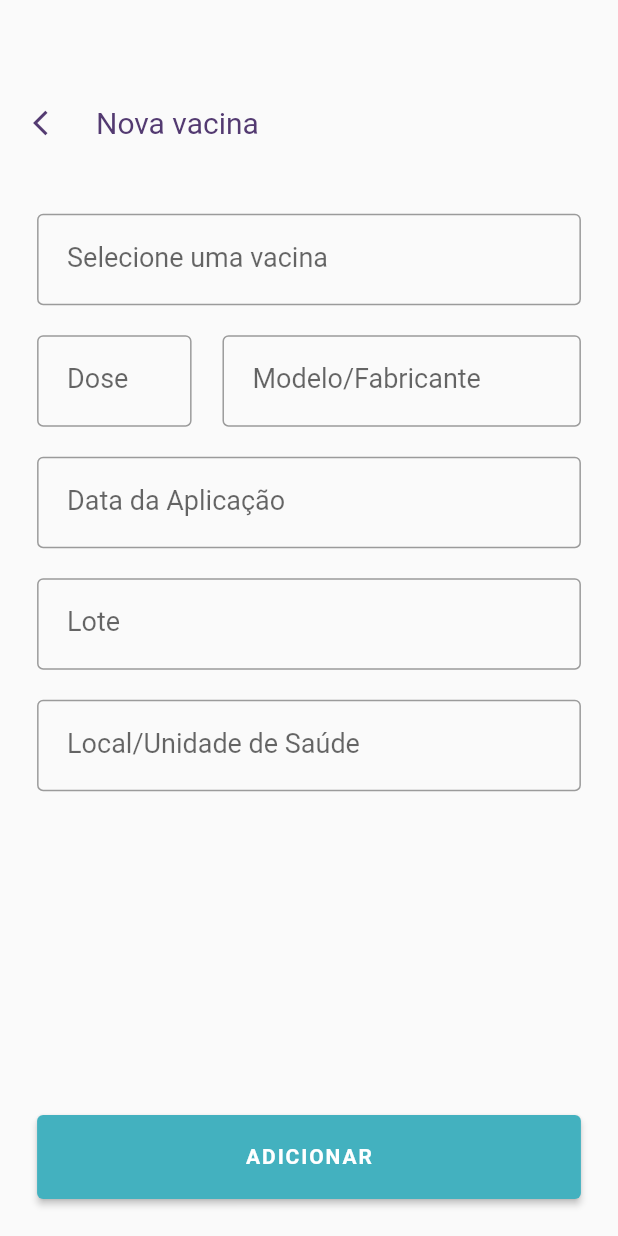
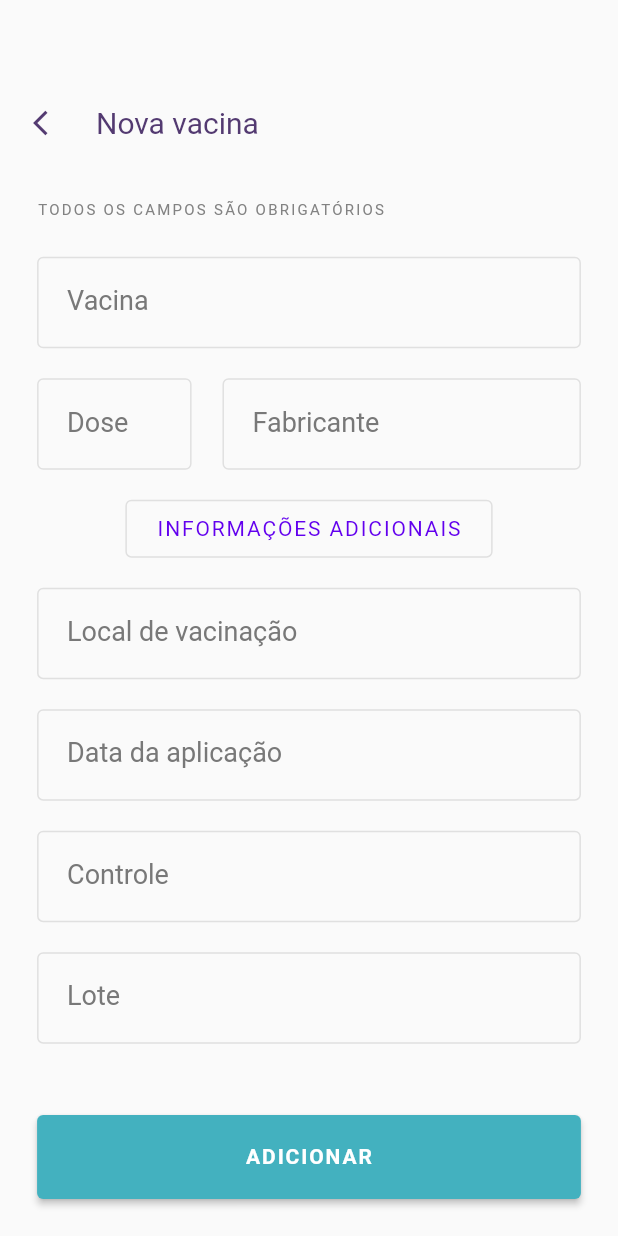
Before and after one commit to romulo-evangelista/ignilab, a Flutter app: the Welcome screen opened directly, after a tap on the "add" icon, on a phone screen of 412 x 824 dp. Run offline on Flutter 3.47's test engine with Material 2 defaults, Android fonts, the phone set to English and light mode, and no system bars; our stand-ins replace cloud_firestore, firebase_auth, firebase_core; accounts and stored records are empty; Roboto replaces fonts that are missing (OpenSans).

Commit message:
refactor: refactorin vaccine forms

```diff
--- a/lib/add_vaccine.dart
+++ b/lib/add_vaccine.dart
@@ -7,15 +7,14 @@ import 'package:ignilab/size_config.dart';
 class AddVaccine extends StatelessWidget {
   final currentUserEmail = FirebaseAuth.instance.currentUser.email;
 
-  final TextEditingController nameController = TextEditingController();
+  final TextEditingController vaccineController = TextEditingController();
   final TextEditingController doseController = TextEditingController();
+  final TextEditingController manufacturerController = TextEditingController();
+  final TextEditingController localController = TextEditingController();
   final TextEditingController applicationDateController =
       TextEditingController();
-  final TextEditingController modelOrManufacturerController =
-      TextEditingController();
+  final TextEditingController controlController = TextEditingController();
   final TextEditingController batchController = TextEditingController();
-  final TextEditingController localOrHealthUnitController =
-      TextEditingController();
 
   final _formKey = GlobalKey<FormState>();
 
@@ -30,7 +29,11 @@ class AddVaccine extends StatelessWidget {
       style: TextStyle(fontFamily: 'OpenSans', fontSize: 18),
       decoration: InputDecoration(
         labelText: "$label",
+        labelStyle: TextStyle(color: Color(0xFF787878)),
         border: OutlineInputBorder(),
+        enabledBorder: OutlineInputBorder(
+          borderSide: BorderSide(color: Color(0xFFE0E0E0)),
+        ),
         contentPadding: EdgeInsets.all(20),
       ),
       controller: controller,
@@ -52,7 +55,11 @@ class AddVaccine extends StatelessWidget {
       style: TextStyle(fontFamily: 'OpenSans', fontSize: 18),
       decoration: InputDecoration(
         labelText: "$label",
+        labelStyle: TextStyle(color: Color(0xFF787878)),
         border: OutlineInputBorder(),
+        enabledBorder: OutlineInputBorder(
+          borderSide: BorderSide(color: Color(0xFFE0E0E0)),
+        ),
         contentPadding: EdgeInsets.all(20),
       ),
       controller: controller,
@@ -76,12 +83,13 @@ class AddVaccine extends StatelessWidget {
 
   Widget _buildAddVaccineBtn(
       BuildContext context,
-      TextEditingController name,
+      TextEditingController vaccine,
       TextEditingController dose,
+      TextEditingController manufacturer,
+      TextEditingController local,
       TextEditingController applicationDate,
-      TextEditingController modelOrManufacturer,
+      TextEditingController control,
       TextEditingController batch,
-      TextEditingController localOrHealthUnit,
       GlobalKey<FormState> _formKey,
       String currentUserEmail) {
     CollectionReference vaccines =
@@ -90,12 +98,13 @@ class AddVaccine extends StatelessWidget {
     Future<void> addVaccine() {
       return vaccines
           .add({
-            'name': name.text,
+            'vaccine': vaccine.text,
             'dose': dose.text,
+            'manufacturer': manufacturer.text,
+            'local': local.text,
             'applicationDate': applicationDate.text,
-            'modelOrManufacturer': modelOrManufacturer.text,
+            'control': control.text,
             'batch': batch.text,
-            'localOrHealthUnit': localOrHealthUnit.text,
             'belongsTo': currentUserEmail,
           })
           .then((value) => print("Vaccine Added"))
@@ -166,7 +175,7 @@ class AddVaccine extends StatelessWidget {
             child: SingleChildScrollView(
               physics: AlwaysScrollableScrollPhysics(),
               padding: EdgeInsets.only(
-                top: SizeConfig.blockSizeVertical * 3,
+                top: SizeConfig.blockSizeVertical * 2,
                 left: SizeConfig.blockSizeVertical * 3,
                 right: SizeConfig.blockSizeVertical * 3,
                 bottom: SizeConfig.blockSizeVertical * 16,
@@ -177,21 +186,51 @@ class AddVaccine extends StatelessWidget {
                   mainAxisAlignment: MainAxisAlignment.center,
                   crossAxisAlignment: CrossAxisAlignment.start,
                   children: <Widget>[
-                    _buildTextFieldTF("Selecione uma vacina", nameController),
+                    Text(
+                      "TODOS OS CAMPOS SÃO OBRIGATÓRIOS",
+                      style: TextStyle(
+                        fontSize: 10,
+                        letterSpacing: 1.5,
+                        color: Color(0xFF828282),
+                      ),
+                    ),
+                    SizedBox(height: 25),
+                    _buildTextFieldTF("Vacina", vaccineController),
                     SizedBox(height: 20),
                     _buildDoseAndManufacturing(
                       _buildNumberFieldTF('Dose', doseController),
-                      _buildTextFieldTF(
-                          "Modelo/Fabricante", modelOrManufacturerController),
+                      _buildTextFieldTF("Fabricante", manufacturerController),
                     ),
                     SizedBox(height: 20),
+                    Container(
+                      alignment: Alignment.center,
+                      margin: EdgeInsets.symmetric(
+                        horizontal: SizeConfig.screenWidth / 7,
+                      ),
+                      padding: EdgeInsets.all(SizeConfig.screenWidth / 40),
+                      decoration: BoxDecoration(
+                        border: Border.all(color: Color(0xFFE0E0E0)),
+                        borderRadius: BorderRadius.all(Radius.circular(4)),
+                      ),
+                      child: Text(
+                        "INFORMAÇÕES ADICIONAIS",
+                        style: TextStyle(
+                          color: Color(0xFF6200EE),
+                          fontFamily: "Roboto",
+                          letterSpacing: 1.25,
+                          fontSize: 14,
+                        ),
+                      ),
+                    ),
+                    SizedBox(height: 20),
+                    _buildTextFieldTF("Local de vacinação", localController),
+                    SizedBox(height: 20),
                     _buildTextFieldTF(
-                        "Data da Aplicação", applicationDateController),
+                        "Data da aplicação", applicationDateController),
+                    SizedBox(height: 20),
+                    _buildTextFieldTF("Controle", controlController),
                     SizedBox(height: 20),
                     _buildTextFieldTF("Lote", batchController),
-                    SizedBox(height: 20),
-                    _buildTextFieldTF(
-                        "Local/Unidade de Saúde", localOrHealthUnitController),
                   ],
                 ),
               ),
@@ -202,12 +241,13 @@ class AddVaccine extends StatelessWidget {
             alignment: Alignment.bottomCenter,
             child: _buildAddVaccineBtn(
               context,
-              nameController,
+              vaccineController,
               doseController,
+              manufacturerController,
+              localController,
               applicationDateController,
-              modelOrManufacturerController,
+              controlController,
               batchController,
-              localOrHealthUnitController,
               _formKey,
               currentUserEmail,
             ),
--- a/lib/list_vaccines.dart
+++ b/lib/list_vaccines.dart
@@ -65,7 +65,7 @@ class ListVaccines extends StatelessWidget {
                         Expanded(
                           child: ListTile(
                             title: Text(
-                              document.data()['name'],
+                              document.data()['vaccine'],
                               style: TextStyle(
                                 color: Colors.white,
                                 fontFamily: 'OpenSans',
--- a/lib/welcome.dart
+++ b/lib/welcome.dart
@@ -60,7 +60,7 @@ class Welcome extends StatelessWidget {
             ),
           ),
         ),
-        // _buildLogoutBtn(context),
+        _buildLogoutBtn(context),
       ]),
       bottomNavigationBar: BottomAppBar(
         shape: CircularNotchedRectangle(),
```
Also changed, not shown: lib/edit_vaccine.dart (+65 -22 lines), lib/login.dart (+8 -0 lines), lib/sign_up.dart (+12 -0 lines).
